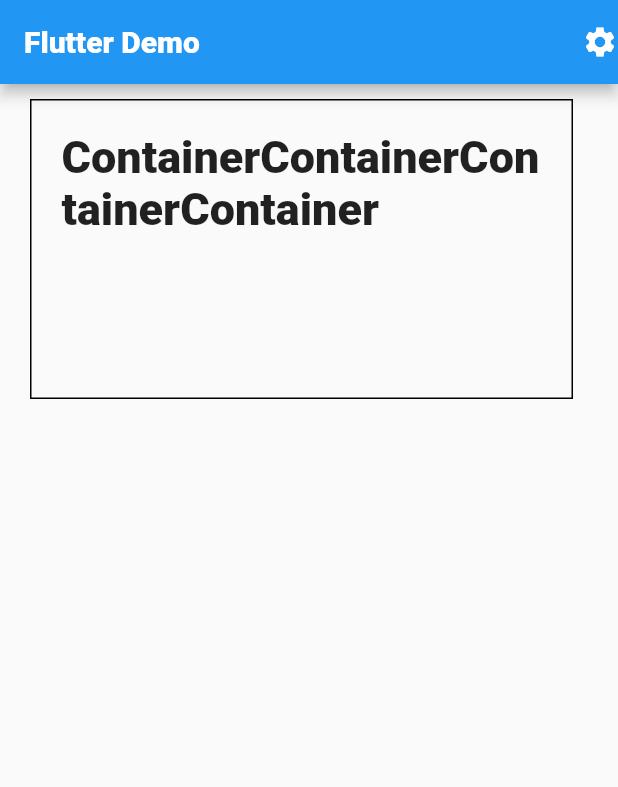
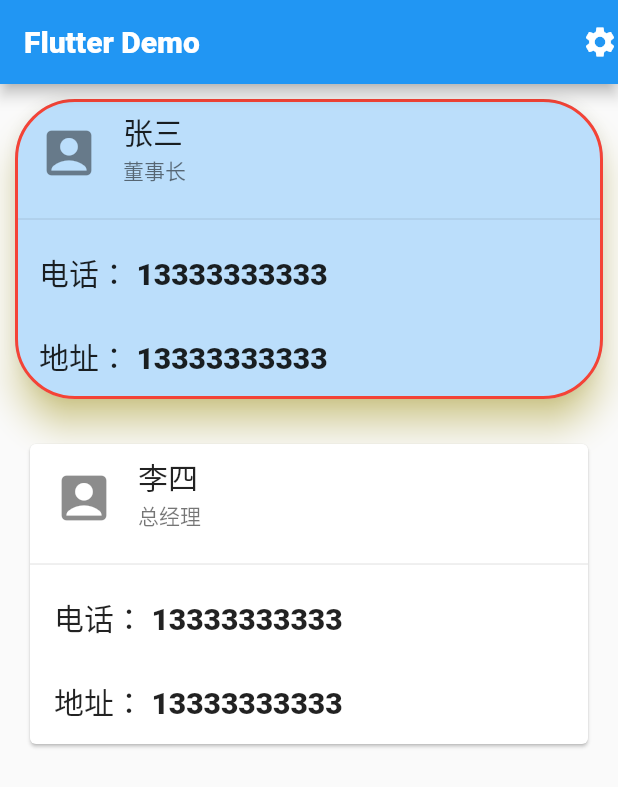
Before and after one commit to doom-9-zz/my_app, a Flutter app: the screen it shows after launch, on a phone screen of 412 x 824 dp. Shown: the top 787 px of the screen. Run offline on Flutter 3.47's test engine with Material 2 defaults, Android fonts, the phone set to English and light mode, and no system bars; Roboto replaces fonts that are missing (ZCOOL_QingKe_HuangYou).

Commit message:
feat: coding

```diff
--- /dev/null
+++ b/lib/cardDemo.dart
@@ -0,0 +1,87 @@
+import 'package:flutter/material.dart';
+
+class CardDemo extends StatelessWidget {
+  const CardDemo({Key? key}) : super(key: key);
+
+  @override
+  Widget build(BuildContext context) {
+    return Column(
+      children: [
+        Card(
+            margin: EdgeInsets.all(10),
+            color: Colors.blue[100],
+            shadowColor: Colors.yellow,
+            elevation: 10,
+            shape: RoundedRectangleBorder(
+                borderRadius: BorderRadius.circular(40),
+                side: BorderSide(color: Colors.red, width: 2)),
+            child: Column(children: [
+              ListTile(
+                leading: Icon(
+                  Icons.account_box,
+                  size: 40,
+                ),
+                title: Text(
+                  '张三',
+                  style: TextStyle(
+                    fontSize: 20,
+                  ),
+                ),
+                subtitle: Text('董事长'),
+              ),
+              Divider(),
+              ListTile(
+                title: Text(
+                  '电话： 13333333333',
+                  style: TextStyle(
+                    fontSize: 20,
+                  ),
+                ),
+              ),
+              ListTile(
+                title: Text(
+                  '地址： 13333333333',
+                  style: TextStyle(
+                    fontSize: 20,
+                  ),
+                ),
+              )
+            ])),
+        Card(
+            margin: EdgeInsets.all(20),
+            child: Column(children: [
+              ListTile(
+                leading: Icon(
+                  Icons.account_box,
+                  size: 40,
+                ),
+                title: Text(
+                  '李四',
+                  style: TextStyle(
+                    fontSize: 20,
+                  ),
+                ),
+                subtitle: Text('总经理'),
+              ),
+              Divider(),
+              ListTile(
+                title: Text(
+                  '电话： 13333333333',
+                  style: TextStyle(
+                    fontSize: 20,
+                  ),
+                ),
+              ),
+              ListTile(
+                title: Text(
+                  '地址： 13333333333',
+                  style: TextStyle(
+                    fontSize: 20,
+                  ),
+                ),
+              )
+            ]))
+      ],
+    );
+  }
+}
--- a/lib/main.dart
+++ b/lib/main.dart
@@ -1,6 +1,10 @@
 import 'package:flutter/material.dart';
 import './textDemo.dart';
 import './containerDemo.dart';
+import './columnDemo.dart';
+import './wrapDemo.dart';
+import './stackDemo.dart';
+import './cardDemo.dart';
 
 void main() {
   runApp(MyApp());
@@ -30,6 +34,6 @@ class Home extends StatelessWidget {
           title: Text('Flutter Demo'),
           actions: [Icon(Icons.settings)],
         ),
-        body: ContainerDemo());
+        body: CardDemo());
   }
 }
```
Also changed, not shown: lib/columnDemo.dart (added, +47 -0 lines), lib/containerDemo.dart (+8 -1 lines), lib/stackDemo.dart (added, +38 -0 lines), lib/wrapDemo.dart (added, +46 -0 lines), 1 other file.
